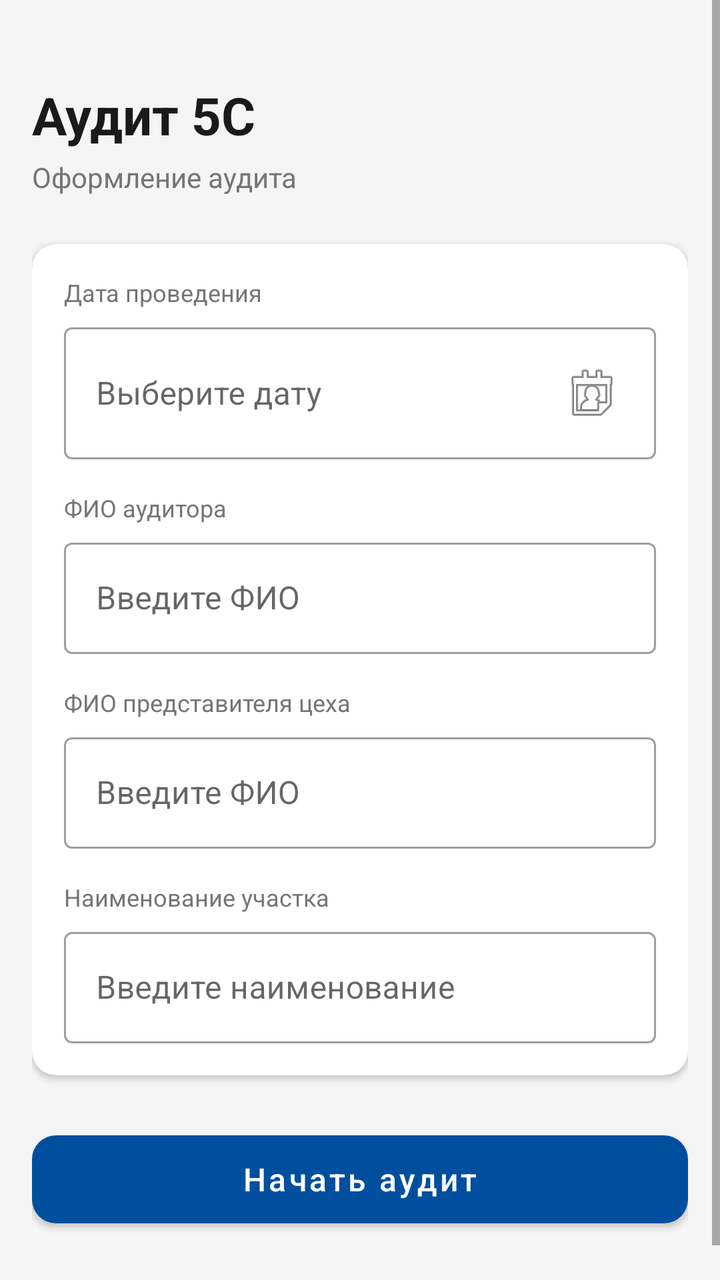
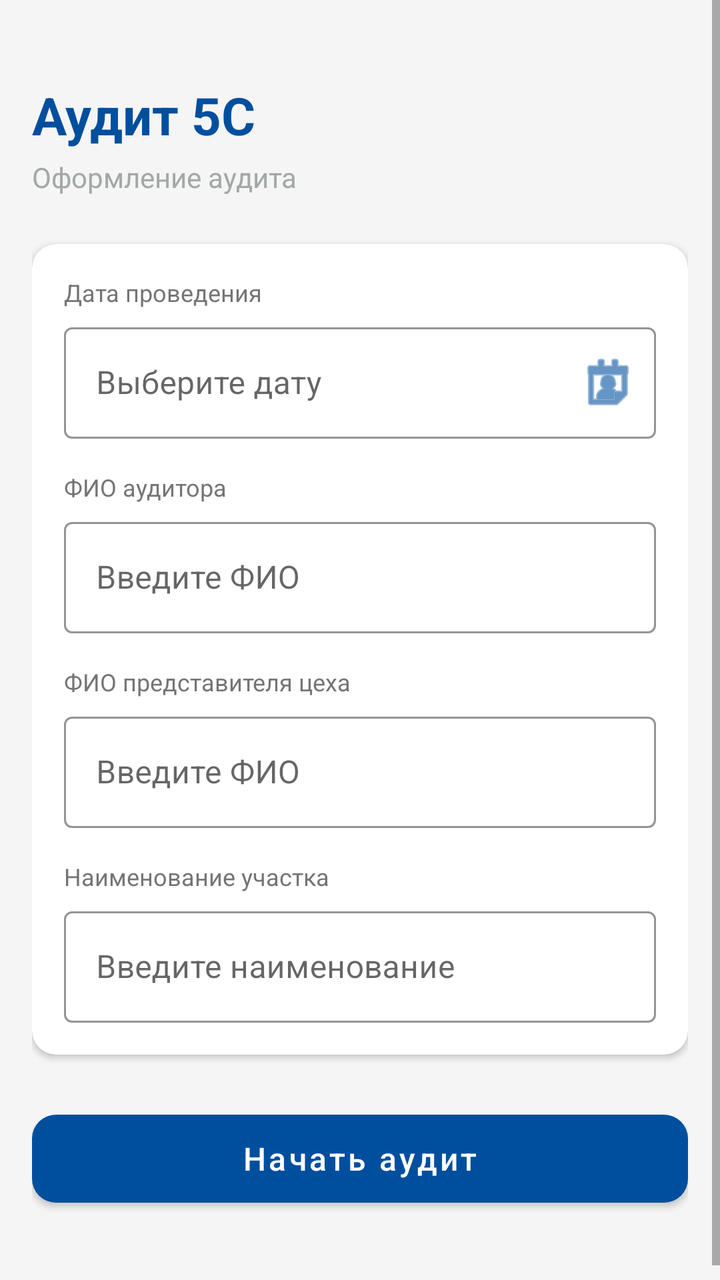

The first picture is an Android layout as it rendered before a commit; the second is the same layout after the commit. The layout source and the unified diff follow.
<!-- AndroidManifest.xml: application theme Theme.Audit5S -->
<!-- res/layout/fragment_start_audit.xml -->
<?xml version="1.0" encoding="utf-8"?>
<ScrollView
    xmlns:android="http://schemas.android.com/apk/res/android"
    xmlns:app="http://schemas.android.com/apk/res-auto"
    android:layout_width="match_parent"
    android:layout_height="match_parent"
    android:fillViewport="true"
    android:background="#F5F5F5">

    <androidx.constraintlayout.widget.ConstraintLayout
        android:layout_width="match_parent"
        android:layout_height="wrap_content"
        android:padding="16dp">

        
        <TextView
            android:id="@+id/tvTitle"
            android:layout_width="0dp"
            android:layout_height="wrap_content"
            android:text="Аудит 5С"
            android:textSize="26sp"
            android:textStyle="bold"
            android:textColor="#1A1A1A"
            android:layout_marginTop="24dp"
            app:layout_constraintTop_toTopOf="parent"
            app:layout_constraintStart_toStartOf="parent"
            app:layout_constraintEnd_toEndOf="parent" />

        <TextView
            android:id="@+id/tvSubtitle"
            android:layout_width="0dp"
            android:layout_height="wrap_content"
            android:text="Оформление аудита"
            android:textSize="14sp"
            android:textColor="#757575"
            android:layout_marginTop="4dp"
            app:layout_constraintTop_toBottomOf="@id/tvTitle"
            app:layout_constraintStart_toStartOf="parent"
            app:layout_constraintEnd_toEndOf="parent" />

        
        <androidx.cardview.widget.CardView
            android:id="@+id/card"
            android:layout_width="0dp"
            android:layout_height="wrap_content"
            android:layout_marginTop="24dp"
            app:cardCornerRadius="12dp"
            app:cardElevation="2dp"
            app:cardBackgroundColor="#FFFFFF"
            app:layout_constraintTop_toBottomOf="@id/tvSubtitle"
            app:layout_constraintStart_toStartOf="parent"
            app:layout_constraintEnd_toEndOf="parent">

            <LinearLayout
                android:layout_width="match_parent"
                android:layout_height="wrap_content"
                android:orientation="vertical"
                android:padding="16dp">

                
                <TextView
                    android:layout_width="wrap_content"
                    android:layout_height="wrap_content"
                    android:text="Дата проведения"
                    android:textSize="12sp"
                    android:textColor="#757575"
                    android:layout_marginBottom="4dp" />

                <com.google.android.material.textfield.TextInputLayout
                    android:id="@+id/tilDate"
                    style="@style/Widget.MaterialComponents.TextInputLayout.OutlinedBox"
                    android:layout_width="match_parent"
                    android:layout_height="wrap_content"
                    android:hint="Выберите дату"
                    android:layout_marginBottom="16dp">

                    <com.google.android.material.textfield.TextInputEditText
                        android:id="@+id/etDate"
                        android:layout_width="match_parent"
                        android:layout_height="wrap_content"
                        android:focusable="false"
                        android:clickable="true"
                        android:cursorVisible="false"
                        android:drawableEnd="@android:drawable/ic_menu_my_calendar" />

                </com.google.android.material.textfield.TextInputLayout>

                
                <TextView
                    android:layout_width="wrap_content"
                    android:layout_height="wrap_content"
                    android:text="ФИО аудитора"
                    android:textSize="12sp"
                    android:textColor="#757575"
                    android:layout_marginBottom="4dp" />

                <com.google.android.material.textfield.TextInputLayout
                    android:id="@+id/tilAuditor"
                    style="@style/Widget.MaterialComponents.TextInputLayout.OutlinedBox"
                    android:layout_width="match_parent"
                    android:layout_height="wrap_content"
                    android:hint="Введите ФИО"
                    android:layout_marginBottom="16dp">

                    <com.google.android.material.textfield.TextInputEditText
                        android:id="@+id/etAuditor"
                        android:layout_width="match_parent"
                        android:layout_height="wrap_content"
                        android:inputType="textPersonName|textCapWords" />

                </com.google.android.material.textfield.TextInputLayout>

                
                <TextView
                    android:layout_width="wrap_content"
                    android:layout_height="wrap_content"
                    android:text="ФИО представителя цеха"
                    android:textSize="12sp"
                    android:textColor="#757575"
                    android:layout_marginBottom="4dp" />

                <com.google.android.material.textfield.TextInputLayout
                    android:id="@+id/tilWorkshopRep"
                    style="@style/Widget.MaterialComponents.TextInputLayout.OutlinedBox"
                    android:layout_width="match_parent"
                    android:layout_height="wrap_content"
                    android:hint="Введите ФИО"
                    android:layout_marginBottom="16dp">

                    <com.google.android.material.textfield.TextInputEditText
                        android:id="@+id/etWorkshopRep"
                        android:layout_width="match_parent"
                        android:layout_height="wrap_content"
                        android:inputType="textPersonName|textCapWords" />

                </com.google.android.material.textfield.TextInputLayout>

                
                <TextView
                    android:layout_width="wrap_content"
                    android:layout_height="wrap_content"
                    android:text="Наименование участка"
                    android:textSize="12sp"
                    android:textColor="#757575"
                    android:layout_marginBottom="4dp" />

                <com.google.android.material.textfield.TextInputLayout
                    android:id="@+id/tilSection"
                    style="@style/Widget.MaterialComponents.TextInputLayout.OutlinedBox"
                    android:layout_width="match_parent"
                    android:layout_height="wrap_content"
                    android:hint="Введите наименование">

                    <com.google.android.material.textfield.TextInputEditText
                        android:id="@+id/etSection"
                        android:layout_width="match_parent"
                        android:layout_height="wrap_content"
                        android:inputType="textCapSentences" />

                </com.google.android.material.textfield.TextInputLayout>

            </LinearLayout>

        </androidx.cardview.widget.CardView>

        
        <com.google.android.material.button.MaterialButton
            android:id="@+id/btnStartAudit"
            style="@style/Button.Primary"
            android:layout_width="0dp"
            android:layout_height="56dp"
            android:layout_marginTop="24dp"
            android:layout_marginBottom="24dp"
            android:text="Начать аудит"
            app:cornerRadius="12dp"
            app:layout_constraintTop_toBottomOf="@id/card"
            app:layout_constraintStart_toStartOf="parent"
            app:layout_constraintEnd_toEndOf="parent"
            app:layout_constraintBottom_toBottomOf="parent" />

    </androidx.constraintlayout.widget.ConstraintLayout>

</ScrollView>
<!-- resources referenced by this layout -->
<resources>
  <style name="Button.Primary" parent="Widget.MaterialComponents.Button">
          <item name="backgroundTint">@color/primary</item>
          <item name="android:textColor">@color/white</item>
          <item name="cornerRadius">12dp</item>
          <item name="android:textAllCaps">false</item>
          <item name="android:textSize">16sp</item>
      </style>
  <style name="Theme.Audit5S" parent="Theme.MaterialComponents.Light.NoActionBar">
          <item name="colorPrimary">@color/primary</item>
          <item name="colorPrimaryDark">@color/primary_dark</item>
          <item name="colorAccent">@color/accent</item>
          <item name="android:windowBackground">@color/background</item>
          <item name="android:statusBarColor">@color/primary</item>
          <item name="android:navigationBarColor">@color/nav_background</item>
  
          
          <item name="textInputStyle">@style/Widget.MaterialComponents.TextInputLayout.OutlinedBox</item>
      </style>
  <color name="primary">#004f9e</color>
  <color name="white">#FFFFFF</color>
  <color name="primary_dark">#003d7a</color>
  <color name="accent">#5cc4f2</color>
  <color name="background">#F5F7FA</color>
  <color name="nav_background">#FFFFFF</color>
</resources>

<!-- the commit's change to res/layout/fragment_start_audit.xml (unified diff, before → after) -->
@@ -20,7 +20,7 @@
             android:text="Аудит 5С"
             android:textSize="26sp"
             android:textStyle="bold"
-            android:textColor="#1A1A1A"
+            android:textColor="@color/primary"
             android:layout_marginTop="24dp"
             app:layout_constraintTop_toTopOf="parent"
             app:layout_constraintStart_toStartOf="parent"
@@ -32,7 +32,7 @@
             android:layout_height="wrap_content"
             android:text="Оформление аудита"
             android:textSize="14sp"
-            android:textColor="#757575"
+            android:textColor="@color/text_secondary"
             android:layout_marginTop="4dp"
             app:layout_constraintTop_toBottomOf="@id/tvTitle"
             app:layout_constraintStart_toStartOf="parent"
@@ -72,7 +72,12 @@
                     android:layout_width="match_parent"
                     android:layout_height="wrap_content"
                     android:hint="Выберите дату"
-                    android:layout_marginBottom="16dp">
+                    android:layout_marginBottom="16dp"
+                    app:boxStrokeColor="@color/primary"
+                    app:hintTextColor="@color/text_secondary"
+                    app:endIconMode="custom"
+                    app:endIconDrawable="@android:drawable/ic_menu_my_calendar"
+                    app:endIconTint="@color/primary">
 
                     <com.google.android.material.textfield.TextInputEditText
                         android:id="@+id/etDate"
@@ -81,7 +86,7 @@
                         android:focusable="false"
                         android:clickable="true"
                         android:cursorVisible="false"
-                        android:drawableEnd="@android:drawable/ic_menu_my_calendar" />
+                        android:textColor="@color/text_primary" />
 
                 </com.google.android.material.textfield.TextInputLayout>
 
@@ -100,7 +105,9 @@
                     android:layout_width="match_parent"
                     android:layout_height="wrap_content"
                     android:hint="Введите ФИО"
-                    android:layout_marginBottom="16dp">
+                    android:layout_marginBottom="16dp"
+                    app:boxStrokeColor="@color/primary"
+                    app:hintTextColor="@color/text_secondary">
 
                     <com.google.android.material.textfield.TextInputEditText
                         android:id="@+id/etAuditor"
@@ -123,6 +130,8 @@
                     android:id="@+id/tilWorkshopRep"
                     style="@style/Widget.MaterialComponents.TextInputLayout.OutlinedBox"
                     android:layout_width="match_parent"
+                    app:boxStrokeColor="@color/primary"
+                    app:hintTextColor="@color/text_secondary"
                     android:layout_height="wrap_content"
                     android:hint="Введите ФИО"
                     android:layout_marginBottom="16dp">
@@ -148,6 +157,8 @@
                     android:id="@+id/tilSection"
                     style="@style/Widget.MaterialComponents.TextInputLayout.OutlinedBox"
                     android:layout_width="match_parent"
+                    app:boxStrokeColor="@color/primary"
+                    app:hintTextColor="@color/text_secondary"
                     android:layout_height="wrap_content"
                     android:hint="Введите наименование">
 
<!-- resource entries referenced after the edit -->
@@ -19,6 +19,8 @@
           <item name="textInputStyle">@style/Widget.MaterialComponents.TextInputLayout.OutlinedBox</item>
       </style>
   <color name="primary">#004f9e</color>
+  <color name="text_primary">#000e1c</color>
+  <color name="text_secondary">#a3a8a5</color>
   <color name="white">#FFFFFF</color>
   <color name="primary_dark">#003d7a</color>
   <color name="accent">#5cc4f2</color>
